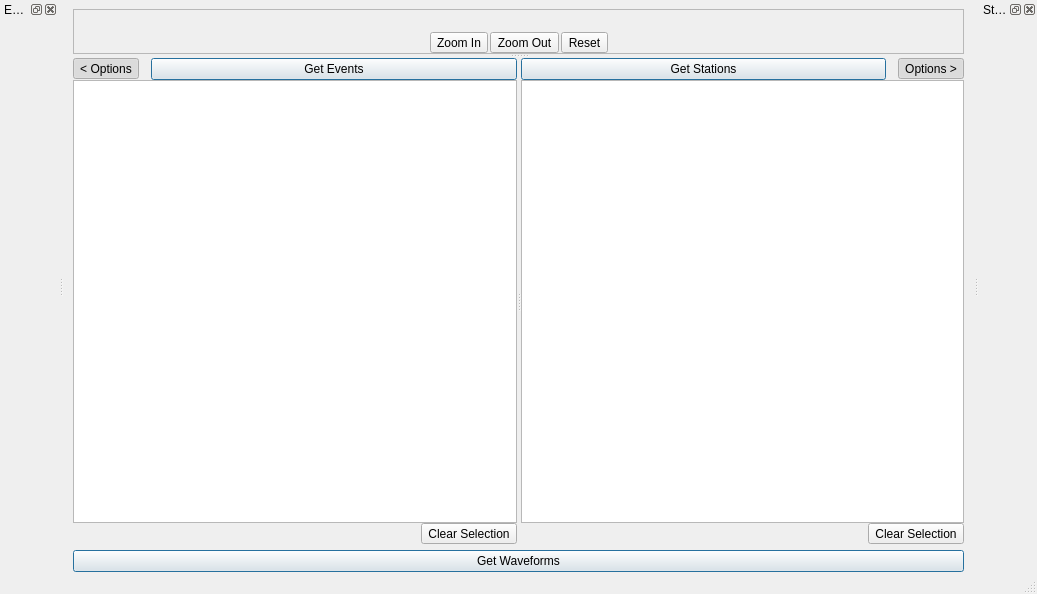
This is pyweed/gui/uic/MainWindow.ui in iris-edu/pyweed as Qt 5 draws it before an edit. The edited form follows.
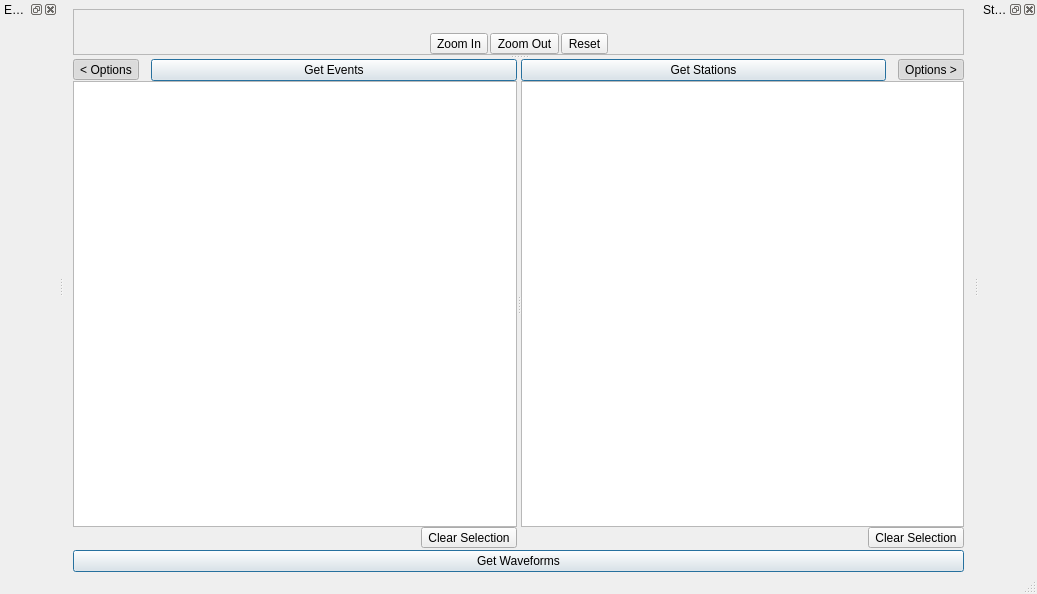
This is the edited form. Custom widgets are drawn as their Qt base class.

```diff
--- a/pyweed/gui/uic/MainWindow.ui
+++ b/pyweed/gui/uic/MainWindow.ui
@@ -132,7 +132,7 @@
       <widget class="QWidget" name="eventAndStationWidget" native="true">
        <layout class="QVBoxLayout" name="verticalLayout_3" stretch="1,0">
         <property name="spacing">
-         <number>-1</number>
+         <number>2</number>
         </property>
         <property name="leftMargin">
          <number>0</number>
@@ -181,12 +181,6 @@
               </property>
               <item>
                <widget class="QToolButton" name="toggleEventOptions">
-                <property name="sizePolicy">
-                 <sizepolicy hsizetype="Fixed" vsizetype="Fixed">
-                  <horstretch>0</horstretch>
-                  <verstretch>0</verstretch>
-                 </sizepolicy>
-                </property>
                 <property name="text">
                  <string>&lt; Options</string>
                 </property>
```
